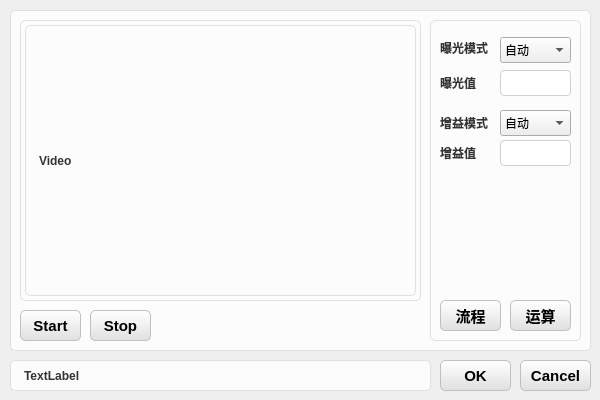
The window that Solution/HuiRuMachineH/HuiRuMachineH/dialog/VisionDialog.ui (HeJun20250905/ProductProJect) describes before a commit, drawn with Qt 5.
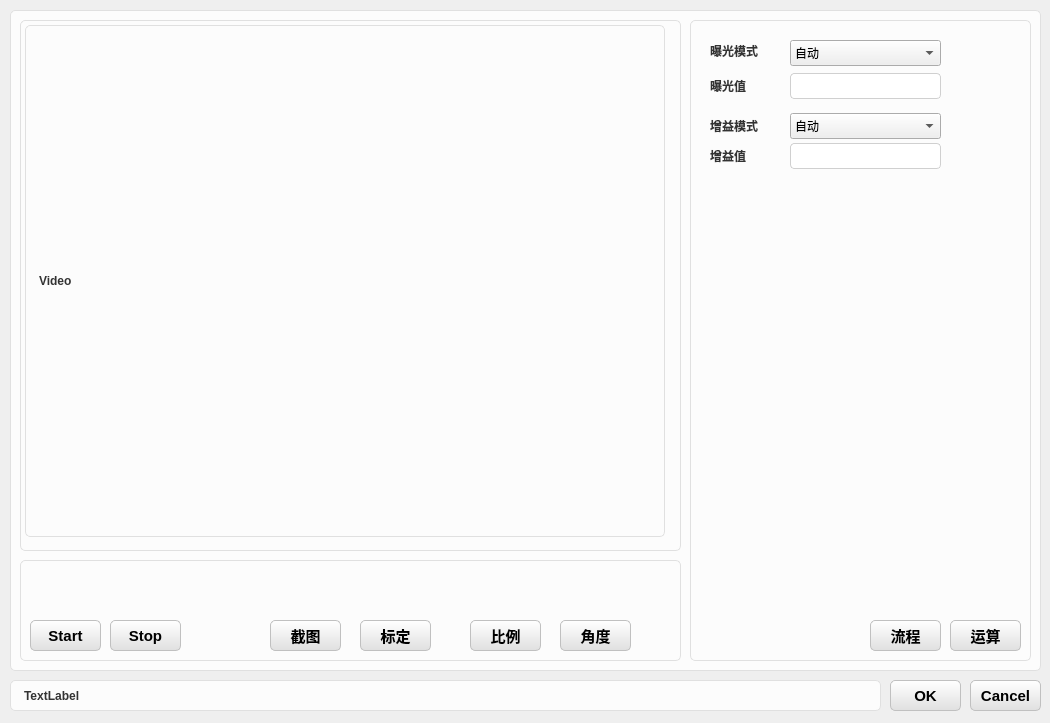
The same window after the commit.

Patch:
```diff
--- a/Solution/HuiRuMachineH/HuiRuMachineH/dialog/VisionDialog.ui
+++ b/Solution/HuiRuMachineH/HuiRuMachineH/dialog/VisionDialog.ui
@@ -6,8 +6,8 @@
    <rect>
     <x>0</x>
     <y>0</y>
-    <width>600</width>
-    <height>400</height>
+    <width>1050</width>
+    <height>723</height>
    </rect>
   </property>
   <property name="windowTitle">
@@ -120,8 +120,8 @@
   <widget class="QPushButton" name="pushButton_Cancel">
    <property name="geometry">
     <rect>
-     <x>520</x>
-     <y>360</y>
+     <x>970</x>
+     <y>680</y>
      <width>71</width>
      <height>31</height>
     </rect>
@@ -140,8 +140,8 @@
   <widget class="QPushButton" name="pushButton_OK">
    <property name="geometry">
     <rect>
-     <x>440</x>
-     <y>360</y>
+     <x>890</x>
+     <y>680</y>
      <width>71</width>
      <height>31</height>
     </rect>
@@ -162,8 +162,8 @@
     <rect>
      <x>10</x>
      <y>0</y>
-     <width>581</width>
-     <height>351</height>
+     <width>1031</width>
+     <height>671</height>
     </rect>
    </property>
    <property name="title">
@@ -172,10 +172,10 @@
    <widget class="QGroupBox" name="groupBox_2">
     <property name="geometry">
      <rect>
-      <x>420</x>
+      <x>680</x>
       <y>10</y>
-      <width>151</width>
-      <height>331</height>
+      <width>341</width>
+      <height>651</height>
      </rect>
     </property>
     <property name="title">
@@ -184,9 +184,9 @@
     <widget class="QComboBox" name="comboBox_Exposuremode">
      <property name="geometry">
       <rect>
-       <x>70</x>
-       <y>27</y>
-       <width>71</width>
+       <x>100</x>
+       <y>30</y>
+       <width>151</width>
        <height>26</height>
       </rect>
      </property>
@@ -204,8 +204,8 @@
     <widget class="QLabel" name="label_ExposureMode">
      <property name="geometry">
       <rect>
-       <x>10</x>
-       <y>25</y>
+       <x>20</x>
+       <y>28</y>
        <width>55</width>
        <height>26</height>
       </rect>
@@ -227,8 +227,8 @@
     <widget class="QLabel" name="label_Exposure">
      <property name="geometry">
       <rect>
-       <x>10</x>
-       <y>60</y>
+       <x>20</x>
+       <y>63</y>
        <width>55</width>
        <height>26</height>
       </rect>
@@ -250,8 +250,8 @@
     <widget class="QLabel" name="label_GainMode">
      <property name="geometry">
       <rect>
-       <x>10</x>
-       <y>100</y>
+       <x>20</x>
+       <y>103</y>
        <width>55</width>
        <height>26</height>
       </rect>
@@ -273,9 +273,9 @@
     <widget class="QComboBox" name="comboBox_GainMode">
      <property name="geometry">
       <rect>
-       <x>70</x>
-       <y>100</y>
-       <width>71</width>
+       <x>100</x>
+       <y>103</y>
+       <width>151</width>
        <height>26</height>
       </rect>
      </property>
@@ -293,8 +293,8 @@
     <widget class="QLabel" name="label_Gain">
      <property name="geometry">
       <rect>
-       <x>10</x>
-       <y>130</y>
+       <x>20</x>
+       <y>133</y>
        <width>55</width>
        <height>26</height>
       </rect>
@@ -316,9 +316,9 @@
     <widget class="QLineEdit" name="lineEdit_ExposureValue">
      <property name="geometry">
       <rect>
-       <x>70</x>
-       <y>60</y>
-       <width>71</width>
+       <x>100</x>
+       <y>63</y>
+       <width>151</width>
        <height>26</height>
       </rect>
      </property>
@@ -326,9 +326,9 @@
     <widget class="QLineEdit" name="lineEdit_GainValue">
      <property name="geometry">
       <rect>
-       <x>70</x>
-       <y>130</y>
-       <width>71</width>
+       <x>100</x>
+       <y>133</y>
+       <width>151</width>
        <height>26</height>
       </rect>
      </property>
@@ -336,9 +336,9 @@
     <widget class="QPushButton" name="pushButton_Computation">
      <property name="geometry">
       <rect>
-       <x>80</x>
-       <y>290</y>
-       <width>61</width>
+       <x>260</x>
+       <y>610</y>
+       <width>71</width>
        <height>31</height>
       </rect>
      </property>
@@ -356,9 +356,9 @@
     <widget class="QPushButton" name="pushButton_WorkFlow">
      <property name="geometry">
       <rect>
-       <x>10</x>
-       <y>290</y>
-       <width>61</width>
+       <x>180</x>
+       <y>610</y>
+       <width>71</width>
        <height>31</height>
       </rect>
      </property>
@@ -379,8 +379,8 @@
      <rect>
       <x>10</x>
       <y>10</y>
-      <width>401</width>
-      <height>291</height>
+      <width>661</width>
+      <height>541</height>
      </rect>
     </property>
     <property name="title">
@@ -391,8 +391,8 @@
       <rect>
        <x>5</x>
        <y>15</y>
-       <width>391</width>
-       <height>271</height>
+       <width>640</width>
+       <height>512</height>
       </rect>
      </property>
      <property name="text">
@@ -400,12 +400,24 @@
      </property>
     </widget>
    </widget>
-   <widget class="QPushButton" name="pushButton_Start">
+   <widget class="QGroupBox" name="groupBox_4">
     <property name="geometry">
      <rect>
       <x>10</x>
-      <y>310</y>
-      <width>61</width>
+      <y>550</y>
+      <width>661</width>
+      <height>111</height>
+     </rect>
+    </property>
+    <property name="title">
+     <string/>
+    </property>
+    <widget class="QPushButton" name="pushButton_Picture">
+     <property name="geometry">
+      <rect>
+       <x>250</x>
+       <y>70</y>
+       <width>71</width>
       <height>31</height>
      </rect>
     </property>
@@ -417,15 +429,15 @@
      </font>
     </property>
     <property name="text">
-     <string>Start</string>
+      <string>截图</string>
     </property>
    </widget>
    <widget class="QPushButton" name="pushButton_Stop">
     <property name="geometry">
      <rect>
-      <x>80</x>
-      <y>310</y>
-      <width>61</width>
+       <x>90</x>
+       <y>70</y>
+       <width>71</width>
       <height>31</height>
      </rect>
     </property>
@@ -440,13 +452,94 @@
      <string>Stop</string>
     </property>
    </widget>
+    <widget class="QPushButton" name="pushButton_Start">
+     <property name="geometry">
+      <rect>
+       <x>10</x>
+       <y>70</y>
+       <width>71</width>
+       <height>31</height>
+      </rect>
+     </property>
+     <property name="font">
+      <font>
+       <pointsize>11</pointsize>
+       <weight>75</weight>
+       <bold>true</bold>
+      </font>
+     </property>
+     <property name="text">
+      <string>Start</string>
+     </property>
+    </widget>
+    <widget class="QPushButton" name="pushButton_CalibBoard">
+     <property name="geometry">
+      <rect>
+       <x>340</x>
+       <y>70</y>
+       <width>71</width>
+       <height>31</height>
+      </rect>
+     </property>
+     <property name="font">
+      <font>
+       <pointsize>11</pointsize>
+       <weight>75</weight>
+       <bold>true</bold>
+      </font>
+     </property>
+     <property name="text">
+      <string>标定</string>
+     </property>
+    </widget>
+    <widget class="QPushButton" name="pushButton_CalibScale">
+     <property name="geometry">
+      <rect>
+       <x>450</x>
+       <y>70</y>
+       <width>71</width>
+       <height>31</height>
+      </rect>
+     </property>
+     <property name="font">
+      <font>
+       <pointsize>11</pointsize>
+       <weight>75</weight>
+       <bold>true</bold>
+      </font>
+     </property>
+     <property name="text">
+      <string>比例</string>
+     </property>
+    </widget>
+    <widget class="QPushButton" name="pushButton_DetectAngle">
+     <property name="geometry">
+      <rect>
+       <x>540</x>
+       <y>70</y>
+       <width>71</width>
+       <height>31</height>
+      </rect>
+     </property>
+     <property name="font">
+      <font>
+       <pointsize>11</pointsize>
+       <weight>75</weight>
+       <bold>true</bold>
+      </font>
+     </property>
+     <property name="text">
+      <string>角度</string>
+     </property>
+    </widget>
+   </widget>
   </widget>
   <widget class="QLabel" name="label">
    <property name="geometry">
     <rect>
      <x>10</x>
-     <y>360</y>
-     <width>421</width>
+     <y>680</y>
+     <width>871</width>
      <height>31</height>
     </rect>
    </property>
```
Lines whose indentation alone changed are shown as unchanged.
